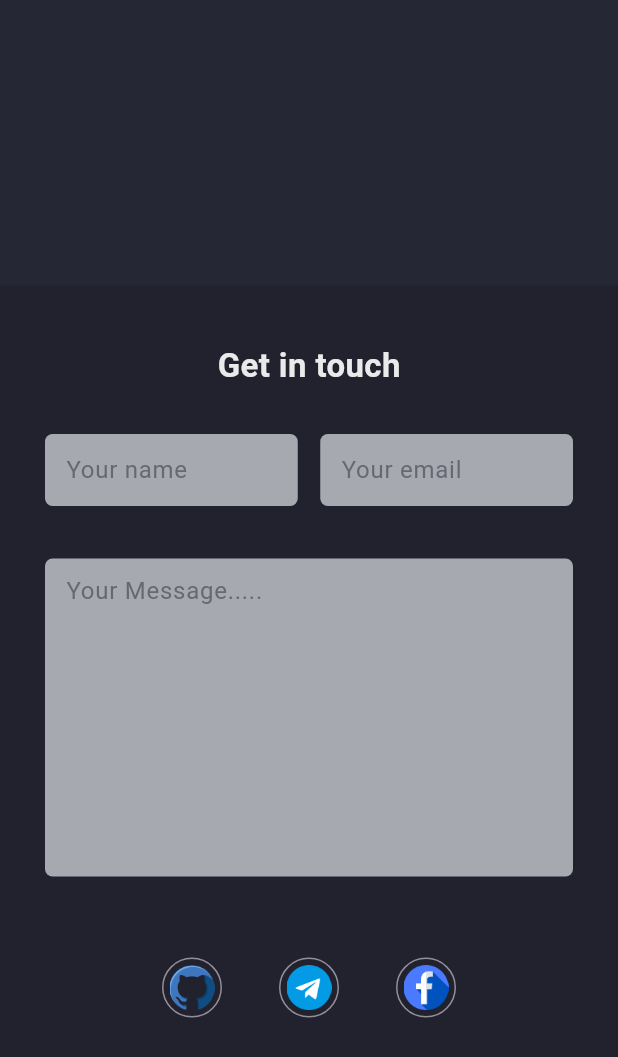
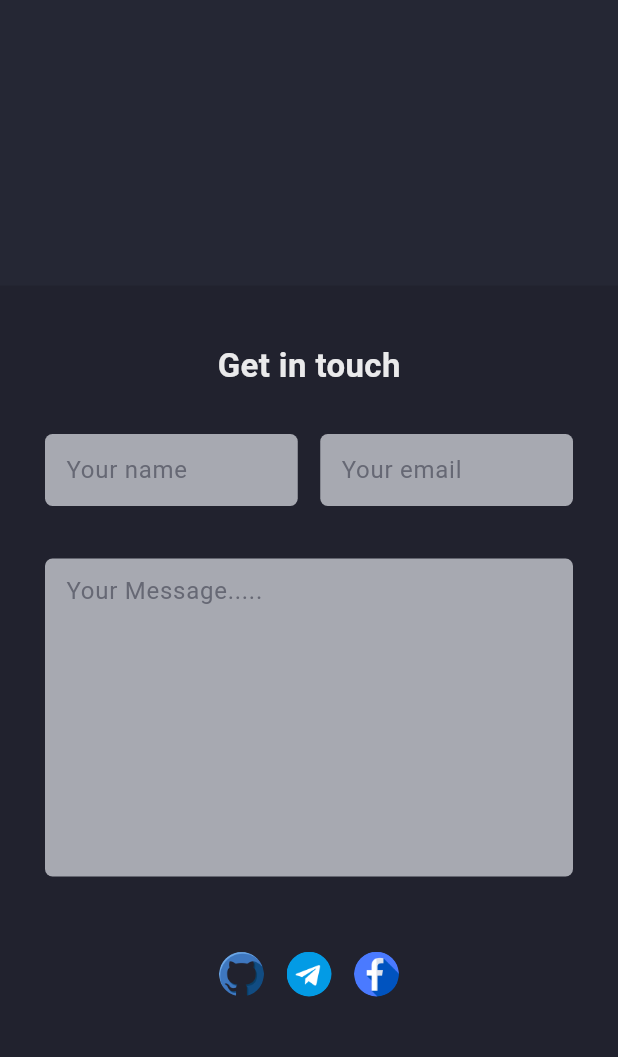
Before and after one commit to melaku88/my-portfolio, a Flutter app: the screen it shows after launch, scrolled down 1464 dp, on a phone screen of 412 x 824 dp. Shown: the top 1057 px of the screen. Run offline on Flutter 3.47's test engine with Material 3 defaults, Android fonts, the light colour scheme and no system bars.

Commit message:
updating contact icons

```diff
--- a/lib/pages/home_page.dart
+++ b/lib/pages/home_page.dart
@@ -29,13 +29,13 @@ class _HomePageState extends State<HomePage> {
   Widget build(BuildContext context) {
     final screenSize = MediaQuery.of(context).size;
     final screenWidth = screenSize.width;
-    return LayoutBuilder(builder:(context, constraints) {
+    return LayoutBuilder(
+      builder: (context, constraints) {
         return Scaffold(
           key: scaffoldKey,
           backgroundColor: CustomColor.scaffoldBg,
-
-        endDrawer: constraints.maxWidth >= kMinDesktopWidth ? null : DrawerMobile(),
-
+          endDrawer:
+              constraints.maxWidth >= kMinDesktopWidth ? null : DrawerMobile(),
           body: ListView(
             scrollDirection: Axis.vertical,
             children: [
@@ -45,8 +45,8 @@ class _HomePageState extends State<HomePage> {
                       onTapLogo: () {},
                     )
                   : HeaderMobile(
-              onTapLogo: (){},
-              onTapMenu: (){
+                      onTapLogo: () {},
+                      onTapMenu: () {
                         scaffoldKey.currentState?.openEndDrawer();
                       },
                     ),
@@ -63,22 +63,22 @@ class _HomePageState extends State<HomePage> {
                 child: Column(
                   children: [
                     // title
-                Text('What I can do',
+                    Text(
+                      'What I can do',
                       style: TextStyle(
                           color: CustomColor.whitePrimary,
                           fontSize: 20,
-                    fontWeight: FontWeight.bold
-                  ),
+                          fontWeight: FontWeight.bold),
                     ),
 
-                SizedBox(height: 50.0,),
+                    SizedBox(
+                      height: 50.0,
+                    ),
 
                     // platforms and skills
                     constraints.maxWidth >= kMinDesktopWidth
                         ? SkillsDesktop()
                         : SkillsMobile(),
-
-
                   ],
                 ),
               ),
@@ -91,12 +91,12 @@ class _HomePageState extends State<HomePage> {
                 child: Column(
                   children: [
                     // title
-                Text('My Projects',
+                    Text(
+                      'My Projects',
                       style: TextStyle(
                           color: CustomColor.whitePrimary,
                           fontSize: 20,
-                    fontWeight: FontWeight.bold
-                  ),
+                          fontWeight: FontWeight.bold),
                     ),
                   ],
                 ),
@@ -110,15 +110,17 @@ class _HomePageState extends State<HomePage> {
                 child: Column(
                   children: [
                     // title
-                Text('Get in touch',
+                    Text(
+                      'Get in touch',
                       style: TextStyle(
                           color: CustomColor.whitePrimary,
                           fontSize: 22,
-                    fontWeight: FontWeight.bold
-                  ),
+                          fontWeight: FontWeight.bold),
                     ),
 
-                SizedBox(height: 30.0,),
+                    SizedBox(
+                      height: 30.0,
+                    ),
 
                     Row(
                       children: [
@@ -126,52 +128,56 @@ class _HomePageState extends State<HomePage> {
                             child: MyTextField(
                                 controller: nameController,
                                 hintText: 'Your name',
-                        maxLine: 1
-                      )
+                                maxLine: 1)),
+                        SizedBox(
+                          width: 15.0,
                         ),
-                    SizedBox(width: 15.0,),
                         Flexible(
                             child: MyTextField(
                                 controller: emailController,
                                 hintText: 'Your email',
-                        maxLine: 1
-                      )
-                    )
+                                maxLine: 1))
                       ],
                     ),
-                SizedBox(height: 35.0,),
+                    SizedBox(
+                      height: 35.0,
+                    ),
                     MyMessageField(controller: messageController),
 
-                SizedBox(height: 50.0,),
+                    SizedBox(
+                      height: 50.0,
+                    ),
 
                     Row(
                       mainAxisAlignment: MainAxisAlignment.center,
                       children: [
-                   OutlinedButton(
-                    onPressed: (){},
-                    style: OutlinedButton.styleFrom(
-                      shape: CircleBorder(),
+                        ClipRRect(
+                            borderRadius: BorderRadius.circular(50),
+                            child: Image.asset(
+                              'images/github.png',
+                              height: 30,
+                              width: 30.0,
+                            )),
+                        SizedBox(
+                          width: 15,
                         ),
-                    child: Image.asset('images/github.png', height: 30, width: 30.0,)
+                        ClipRRect(
+                            borderRadius: BorderRadius.circular(50),
+                            child: Image.asset(
+                              'images/telegram.png',
+                              height: 30,
+                              width: 30.0,
+                            )),
+                        SizedBox(
+                          width: 15,
                         ),
-
-
-                  OutlinedButton(
-                    onPressed: (){},
-                    style: OutlinedButton.styleFrom(
-                      shape: CircleBorder(),
-                    ),
-                    child: Image.asset('images/telegram.png', height: 30, width: 30.0,)
-                  ),
-
-
-                  OutlinedButton(
-                    onPressed: (){},
-                    style: OutlinedButton.styleFrom(
-                      shape: CircleBorder(),
-                    ),
-                    child: Image.asset('images/facebook.png', height: 30, width: 30.0,)
-                  )
+                        ClipRRect(
+                            borderRadius: BorderRadius.circular(50),
+                            child: Image.asset(
+                              'images/facebook.png',
+                              height: 30,
+                              width: 30.0,
+                            ))
                       ],
                     )
                   ],
@@ -182,8 +188,7 @@ class _HomePageState extends State<HomePage> {
               Container(
                   height: 100,
                   width: double.maxFinite,
-            color:CustomColor.scaffoldBg
-          ),
+                  color: CustomColor.scaffoldBg),
             ],
           ),
         );
```
Lines whose indentation alone changed are shown as unchanged.
